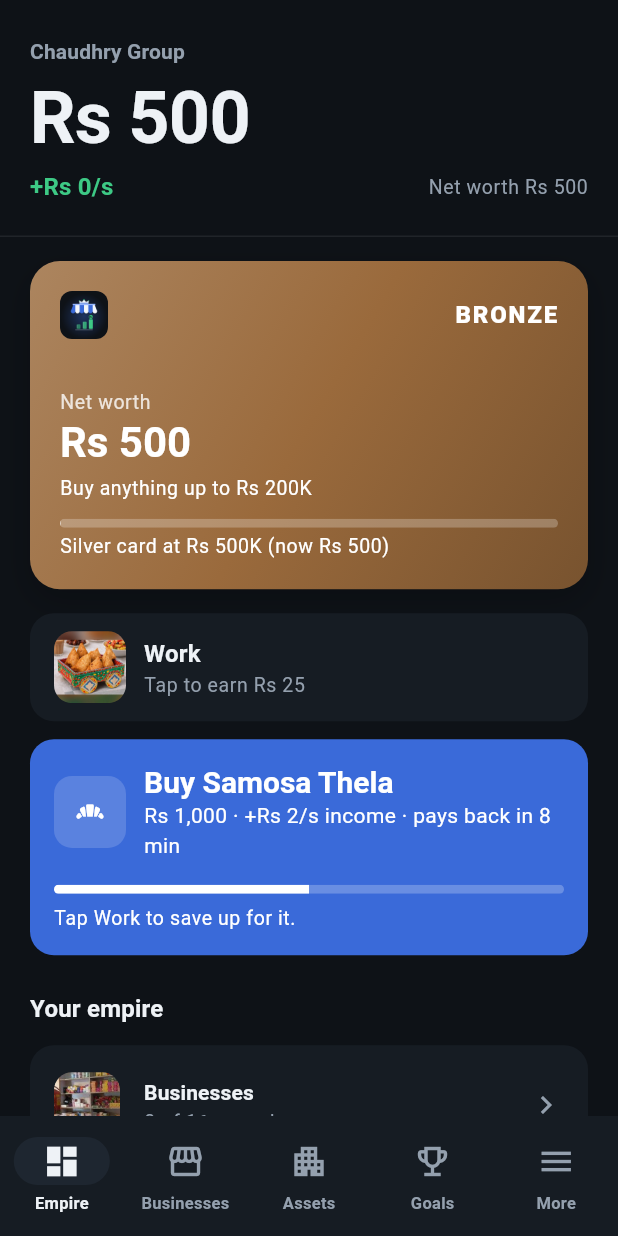
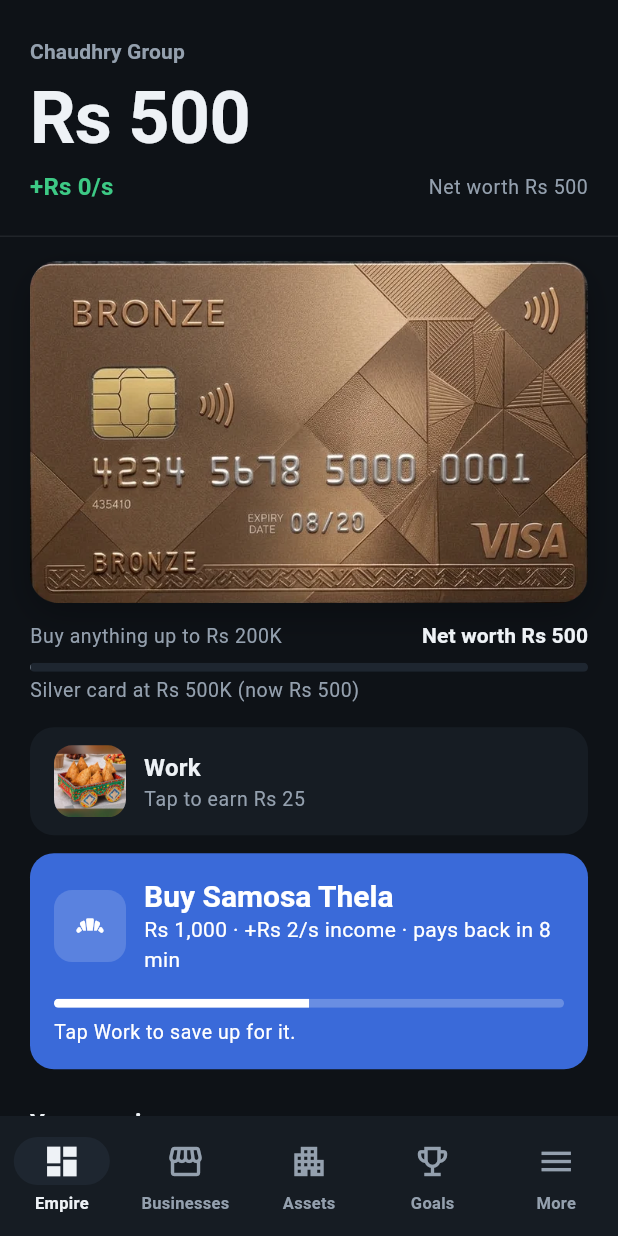
Before and after one commit to fahad2bhatti/desi-business-empire, a Flutter app: the screen it shows after launch, after a tap on "Start", after a tap on "Skip", on a phone screen of 412 x 824 dp. Run offline on Flutter 3.47's test engine with Material 3 defaults, Android fonts, the phone set to English and light mode, and no system bars; our stand-ins replace drift, drift_flutter, flutter_riverpod, go_router; accounts and stored records are empty; generated files the repository leaves out were written again.

Commit message:
Real card pictures for the bank cards on Empire

```diff
--- a/lib/features/empire/empire_screen.dart
+++ b/lib/features/empire/empire_screen.dart
@@ -425,8 +425,32 @@ Color _cardColor(String id) => switch (id) {
   _ => const Color(0xFF1F3A5F),
 };
 
-/// The player's bank card, drawn like a real one: logo, card name, net
-/// worth, what it lets them buy, and how far the next card is.
+/// The card's picture, with a plain tile in its colour if it cannot load.
+class _CardPicture extends StatelessWidget {
+  const _CardPicture({required this.id, this.width});
+
+  final String id;
+  final double? width;
+
+  @override
+  Widget build(BuildContext context) => Image.asset(
+    'assets/images/card_$id.webp',
+    width: width,
+    fit: BoxFit.contain,
+    errorBuilder: (_, _, _) => AspectRatio(
+      aspectRatio: 1.6,
+      child: DecoratedBox(
+        decoration: BoxDecoration(
+          color: _cardColor(id),
+          borderRadius: BorderRadius.circular(AppRadius.card),
+        ),
+      ),
+    ),
+  );
+}
+
+/// The player's bank card as a big picture. Under it: net worth, what the
+/// card lets them buy, and how far the next card is. Tap for every card.
 class _BankCard extends StatelessWidget {
   const _BankCard({required this.engine, required this.state});
 
@@ -435,17 +459,15 @@ class _BankCard extends StatelessWidget {
 
   @override
   Widget build(BuildContext context) {
+    final p = context.palette;
     final card = engine.card(state);
     final next = engine.nextCard(state);
     final worth = engine.netWorth(state);
-    final color = _cardColor(card.id);
-    final dark = ThemeData.estimateBrightnessForColor(color) == Brightness.dark;
-    final on = dark ? Colors.white : const Color(0xFF14181D);
     final span = next == null ? 1 : next.netWorthPaisa - card.netWorthPaisa;
     final progress = next == null
         ? 1.0
         : ((worth - card.netWorthPaisa) / span).clamp(0.0, 1.0);
-    final small = context.text.bodySmall?.copyWith(color: on);
+    final muted = context.text.bodySmall?.copyWith(color: p.inkMuted);
     final limit = card.limitPaisa == noCardLimit
         ? S.cardNoLimit
         : S.cardLimit(formatShort(card.limitPaisa));
@@ -456,77 +478,36 @@ class _BankCard extends StatelessWidget {
           '${S.cardShort(card.name)}. ${S.netWorth} ${formatShort(worth)}. $limit',
       child: GestureDetector(
         onTap: () => _showCards(context, engine, state),
-        child: AspectRatio(
-          aspectRatio: 1.7,
-          child: Container(
-            padding: const EdgeInsets.all(AppSpacing.s20),
+        child: Column(
+          crossAxisAlignment: CrossAxisAlignment.stretch,
+          children: [
+            DecoratedBox(
               decoration: BoxDecoration(
                 borderRadius: BorderRadius.circular(AppRadius.card + 4),
-              gradient: LinearGradient(
-                begin: Alignment.topLeft,
-                end: Alignment.bottomRight,
-                colors: [
-                  Color.lerp(color, Colors.white, 0.18)!,
-                  color,
-                  Color.lerp(color, Colors.black, 0.22)!,
-                ],
-              ),
                 boxShadow: const [
                   BoxShadow(
-                  color: Color(0x33000000),
+                    color: Color(0x40000000),
                     blurRadius: 18,
                     offset: Offset(0, 8),
                   ),
                 ],
               ),
-            child: Column(
-              crossAxisAlignment: CrossAxisAlignment.start,
-              children: [
+              child: _CardPicture(id: card.id),
+            ),
+            const SizedBox(height: AppSpacing.s12),
             Row(
               children: [
-                    ClipRRect(
-                      borderRadius: BorderRadius.circular(8),
-                      child: Image.asset(
-                        'assets/images/logo.png',
-                        width: 32,
-                        height: 32,
-                        errorBuilder: (_, _, _) => const SizedBox(width: 32),
-                      ),
-                    ),
-                    const Spacer(),
+                Expanded(child: Text(limit, style: muted)),
                 Text(
-                      card.name.toUpperCase(),
-                      style: context.text.titleMedium?.copyWith(
-                        color: on,
-                        fontWeight: FontWeight.w800,
-                        letterSpacing: 1.2,
-                      ),
+                  '${S.netWorth} ${formatShort(worth)}',
+                  style: context.text.labelLarge
+                      ?.copyWith(color: p.ink)
+                      .numbers,
                 ),
               ],
             ),
-                const Spacer(),
-                Text(
-                  S.netWorth,
-                  style: small?.copyWith(color: on.withValues(alpha: 0.8)),
-                ),
-                Text(
-                  formatShort(worth),
-                  style: context.text.headlineMedium
-                      ?.copyWith(color: on, fontWeight: FontWeight.w700)
-                      .numbers,
-                ),
-                const SizedBox(height: AppSpacing.s4),
-                Text(limit, style: small),
-                const SizedBox(height: AppSpacing.s12),
-                ClipRRect(
-                  borderRadius: BorderRadius.circular(4),
-                  child: LinearProgressIndicator(
-                    value: progress,
-                    minHeight: 6,
-                    color: on,
-                    backgroundColor: on.withValues(alpha: 0.25),
-                  ),
-                ),
+            const SizedBox(height: AppSpacing.s8),
+            ProgressBar(value: progress),
             const SizedBox(height: AppSpacing.s4),
             Text(
               next == null
@@ -536,11 +517,9 @@ class _BankCard extends StatelessWidget {
                       formatShort(next.netWorthPaisa),
                       formatShort(worth),
                     ),
-                  style: small?.numbers,
+              style: muted?.numbers,
             ),
           ],
-            ),
-          ),
         ),
       ),
     );
@@ -599,10 +578,6 @@ class _CardRow extends StatelessWidget {
     final p = context.palette;
     final locked = index > current;
     final isCurrent = index == current;
-    final color = _cardColor(card.id);
-    final on = ThemeData.estimateBrightnessForColor(color) == Brightness.dark
-        ? Colors.white
-        : const Color(0xFF14181D);
     final limit = card.limitPaisa == noCardLimit
         ? S.cardNoLimit
         : S.cardLimit(formatShort(card.limitPaisa));
@@ -628,17 +603,15 @@ class _CardRow extends StatelessWidget {
           ),
           child: Row(
             children: [
-              Container(
-                width: 64,
-                height: 40,
-                decoration: BoxDecoration(
-                  color: color,
-                  borderRadius: BorderRadius.circular(8),
-                ),
-                child: Icon(
-                  locked ? Icons.lock_outline : Icons.credit_card,
-                  color: on,
-                  size: 20,
+              SizedBox(
+                width: 80,
+                child: Stack(
+                  alignment: Alignment.center,
+                  children: [
+                    _CardPicture(id: card.id, width: 80),
+                    if (locked)
+                      const Icon(Icons.lock_outline, color: Colors.white),
+                  ],
                 ),
               ),
               const SizedBox(width: AppSpacing.s12),
```
Lines whose indentation alone changed are shown as unchanged.
